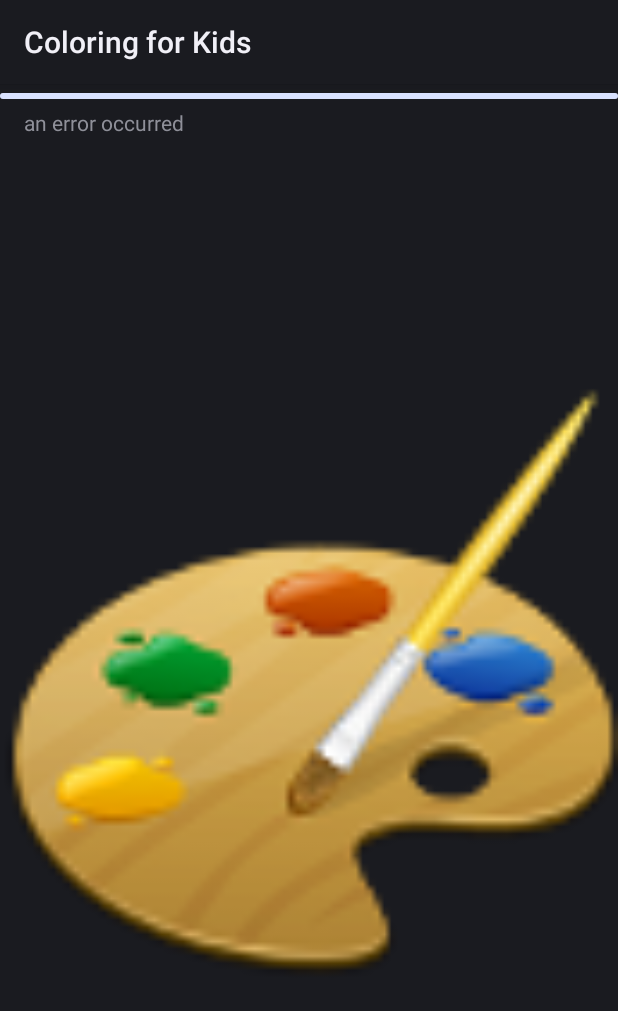
After one commit to androidsoft-org/androidsoft-coloring, an Android app: the ImageImportActivity screen opened directly, with no data from a screen before it, on a phone screen of 412 x 824 dp. The commit adds this screen. Shown: the top 1011 px of the screen. Run offline under Robolectric (Android 15) with nearby library versions, the phone set to English and light mode, and no system bars.

Commit message:
classify and show progress

```diff
--- a/build.gradle
+++ b/build.gradle
@@ -20,7 +20,8 @@ repositories {
 apply plugin: 'com.android.application'
 
 dependencies {
-    implementation fileTree( dir: 'libs', include:'*.jar' )
+    implementation fileTree(dir: 'libs', include: '*.jar')
+    implementation 'com.android.support.constraint:constraint-layout:1.1.3'
 }
 
 android {
--- /dev/null
+++ b/src/main/java/org/androidsoft/coloring/ui/activity/ImageImportActivity.java
@@ -0,0 +1,119 @@
+package org.androidsoft.coloring.ui.activity;
+
+
+import android.content.ContentResolver;
+import android.content.Intent;
+import android.graphics.Bitmap;
+import android.net.Uri;
+import android.os.Bundle;
+import android.os.Handler;
+import android.widget.ImageView;
+import android.widget.ProgressBar;
+import android.widget.TextView;
+
+import org.androidsoft.coloring.R;
+import org.androidsoft.coloring.ui.widget.LoadImageProgress;
+import org.androidsoft.coloring.util.ImageProcessing;
+import org.androidsoft.utils.ui.NoTitleActivity;
+
+import java.io.FileNotFoundException;
+import java.io.InputStream;
+import java.util.ArrayList;
+
+/* Activity to receive shared images and pass them to the paint activity
+ * see https://developer.android.com/training/sharing/receive
+ */
+public class ImageImportActivity extends NoTitleActivity {
+
+    private ImageView imageView;
+    private LoadImageProgress progress;
+
+    @Override
+    public void onCreate(Bundle savedInstanceState) {
+        super.onCreate(savedInstanceState);
+        setContentView(R.layout.activity_image_import);
+
+        imageView = findViewById(R.id.imageView);
+        progress = new LoadImageProgress(
+                (ProgressBar)findViewById(R.id.progressBar),
+                (TextView)findViewById(R.id.progress_text));
+
+        // Get intent, action and MIME type
+        // see https://developer.android.com/training/sharing/receive
+        Intent intent = getIntent();
+        String action = intent.getAction();
+        String type = intent.getType();
+
+        Runnable imageProcessing = new Failure();
+        Uri imageUri = null;
+
+        if (Intent.ACTION_SEND.equals(action) && type != null) {
+            if (type.startsWith("image/")) {
+                imageUri = intent.getParcelableExtra(Intent.EXTRA_STREAM);
+
+            }
+        } else if (Intent.ACTION_SEND_MULTIPLE.equals(action) && type != null) {
+            ArrayList<Uri> imageUris = intent.getParcelableArrayListExtra(Intent.EXTRA_STREAM);
+            if (imageUris != null && imageUris.size() >= 1) {
+                imageUri = imageUris.get(0);
+            }
+        }
+        if (imageUri != null) {
+            imageProcessing = new ImageProcessing(imageUri, progress, new ViewImagePreview());
+        }
+
+        Thread processor = new Thread(imageProcessing);
+        processor.start();
+    }
+
+    private class Failure implements Runnable {
+
+        @Override
+        public void run() {
+            progress.stepFail();
+        }
+    }
+
+    /* This class cares for the images being shown to the user */
+    private class ViewImagePreview implements ImageProcessing.ImagePreview {
+        private final Handler handler;
+        private final int width;
+        private final int height;
+        private final ContentResolver contentResolver;
+
+        public ViewImagePreview() {
+            handler = new Handler();
+            width = imageView.getWidth();
+            height = imageView.getHeight();
+            contentResolver = ImageImportActivity.this.getContentResolver();
+        }
+
+        @Override
+        public void setImage(final Bitmap image) {
+            handler.post(new Runnable() {
+                @Override
+                public void run() {
+                    imageView.setImageBitmap(image);
+                    if ((image.getHeight() < image.getWidth()) != (imageView.getHeight() < imageView.getWidth())) {
+                        imageView.setRotation(90);
+                    }
+                }
+            });
+        }
+
+        @Override
+        public double getWidth() {
+            return width;
+        }
+
+        @Override
+        public double getHeight() {
+            return height;
+        }
+
+        @Override
+        public InputStream openInputStream(Uri uri) throws FileNotFoundException {
+            return contentResolver.openInputStream(uri);
+        }
+    }
+}
--- /dev/null
+++ b/src/main/java/org/androidsoft/coloring/ui/widget/LoadImageProgress.java
@@ -0,0 +1,69 @@
+package org.androidsoft.coloring.ui.widget;
+
+import android.os.Handler;
+import android.widget.ProgressBar;
+import android.widget.TextView;
+
+import org.androidsoft.coloring.R;
+
+public class LoadImageProgress {
+
+    private static final int STEPS = 7; // do not forget to change when you add steps
+
+    private final ProgressBar progressBar;
+    private TextView textView;
+    private final Handler handler;
+
+    public LoadImageProgress(ProgressBar progressBar, TextView textView) {
+        this.progressBar = progressBar;
+        this.textView = textView;
+        progressBar.setIndeterminate(false);
+        progressBar.setMax(STEPS);
+        handler = new Handler();
+        stepStart();
+
+    }
+
+    private void step(final int step, final int textId) {
+        // stepping should be thread save
+        handler.post(new Runnable() {
+            @Override
+            public void run() {
+                progressBar.setProgress(step);
+                textView.setText(textId);
+            }
+        });
+    }
+
+    public void stepStart() {
+        step(0, R.string.progress_starting);
+    }
+
+    public void stepDone() {
+        step(STEPS, R.string.progress_done);
+    }
+
+    public void stepFail() {
+        step(STEPS, R.string.progress_error);
+    }
+
+    public void stepInputPreview() {
+        step(1, R.string.progress_input_preview);
+    }
+
+    public void stepPreparingClustering() {
+        step(2, R.string.progress_preparing_clustering);
+    }
+
+    public void stepSampleDataForClassification() {
+        step(3, R.string.progress_sample_data);
+    }
+
+    public void stepClusteringData() {
+        step(4, R.string.progress_clustering_data);
+    }
+
+    public void stepCreateClusterPreview() {
+        step(5, R.string.progress_create_cluster_preview);
+    }
+}
--- /dev/null
+++ b/src/main/res/layout/activity_image_import.xml
@@ -0,0 +1,34 @@
+<?xml version="1.0" encoding="utf-8"?>
+<android.support.constraint.ConstraintLayout xmlns:android="http://schemas.android.com/apk/res/android"
+    xmlns:app="http://schemas.android.com/apk/res-auto"
+    xmlns:tools="http://schemas.android.com/tools"
+    android:layout_width="match_parent"
+    android:layout_height="match_parent"
+    tools:context=".ui.activity.ImageImportActivity">
+
+    <LinearLayout
+        android:layout_width="match_parent"
+        android:layout_height="match_parent"
+        android:orientation="vertical">
+
+        <ProgressBar
+            android:id="@+id/progressBar"
+            style="@android:style/Widget.DeviceDefault.ProgressBar.Horizontal"
+            android:layout_width="match_parent"
+            android:layout_height="wrap_content" />
+
+        <TextView
+            android:id="@+id/progress_text"
+            android:layout_width="match_parent"
+            android:layout_height="wrap_content"
+            android:layout_marginLeft="@dimen/margin_text"
+            android:layout_marginRight="@dimen/margin_text"
+            android:text="TextView" />
+
+        <ImageView
+            android:id="@+id/imageView"
+            android:layout_width="match_parent"
+            android:layout_height="match_parent"
+            android:src="@drawable/icon" />
+    </LinearLayout>
+</android.support.constraint.ConstraintLayout>
--- /dev/null
+++ b/src/main/res/values/dimens.xml
@@ -0,0 +1,4 @@
+<?xml version="1.0" encoding="utf-8"?>
+<resources>
+    <dimen name="margin_text">16dp</dimen>
+</resources>
--- a/src/main/res/values/strings.xml
+++ b/src/main/res/values/strings.xml
@@ -1,5 +1,4 @@
-<?xml version="1.0" encoding="utf-8"?>
-<!--
+<?xml version="1.0" encoding="utf-8"?><!--
  Copyright (C) 2010 Peter Dornbach.
 
  Licensed under the Apache License, Version 2.0 (the "License");
@@ -29,7 +28,7 @@
 
     <string name="saved_image_path_prefix">/dcim/Coloring for Kids/</string>
 
-        <!-- Credits screen -->
+    <!-- Credits screen -->
     <string name="credits_current_version">Version 1.0.1</string>
 
     <string name="button_go">Go</string>
@@ -48,5 +47,13 @@
     \n\nEnjoy it and don\'t forget to rate it to support the development.
     </string>
     <string name="toast_double_click_back_button" tools:ignore="MissingTranslation">Please click BACK again to exit</string>
+    <string name="progress_starting">starting</string>
+    <string name="progress_done">done</string>
+    <string name="progress_error">an error occurred</string>
+    <string name="progress_input_preview">receiving image</string>
+    <string name="progress_preparing_clustering">preparing clustering</string>
+    <string name="progress_sample_data">choosing colors to classify</string>
+    <string name="progress_clustering_data">finding suitible colors for the image</string>
+    <string name="progress_create_cluster_preview">creating classified image for preview</string>
 
 </resources>
```
Also changed, not shown: src/main/AndroidManifest.xml (+41 -37 lines), src/main/java/org/androidsoft/coloring/util/ImageProcessing.java (added, +213 -0 lines), 2 other files.
